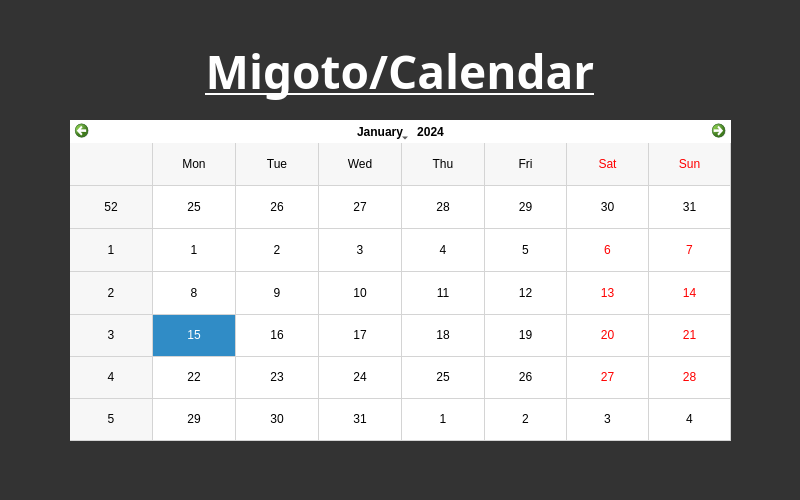
Before: the Qt Designer form src/ui/calendar.ui in dehwyy/migoto_qt, drawn with Qt 5.
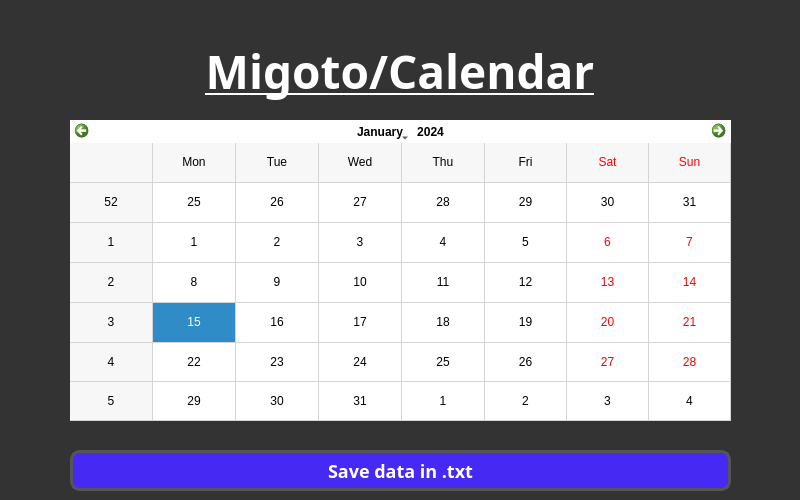
After: the same form once the commit is applied.

Commit message: add save date in calendar

The edit to the form file:
```diff
--- a/src/ui/calendar.ui
+++ b/src/ui/calendar.ui
@@ -82,7 +82,7 @@
      <x>70</x>
      <y>120</y>
      <width>661</width>
-     <height>321</height>
+     <height>301</height>
     </rect>
    </property>
    <property name="styleSheet">
@@ -93,6 +93,37 @@
     <bool>true</bool>
    </property>
   </widget>
+  <widget class="QPushButton" name="btn_save_data">
+   <property name="geometry">
+    <rect>
+     <x>70</x>
+     <y>450</y>
+     <width>661</width>
+     <height>41</height>
+    </rect>
+   </property>
+   <property name="font">
+    <font>
+     <family>UD Digi Kyokasho NK-B</family>
+     <pointsize>-1</pointsize>
+     <weight>75</weight>
+     <bold>true</bold>
+    </font>
+   </property>
+   <property name="cursor">
+    <cursorShape>PointingHandCursor</cursorShape>
+   </property>
+   <property name="styleSheet">
+    <string notr="true">font-size: 18px;
+background-color: #4629f2;
+color: white;
+border: 3px solid #555555;
+border-radius: 10px</string>
+   </property>
+   <property name="text">
+    <string>Save data in .txt</string>
+   </property>
+  </widget>
  </widget>
  <resources/>
  <connections/>
```
The commit also changes 3 other files.
